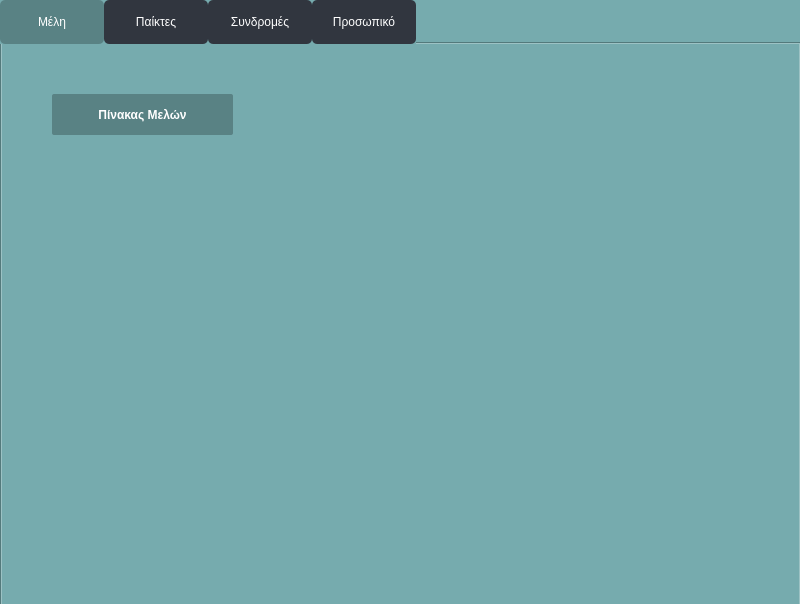
The window that untitled.ui (AntoniosSoula/database-project) describes before a commit, drawn with Qt 5.
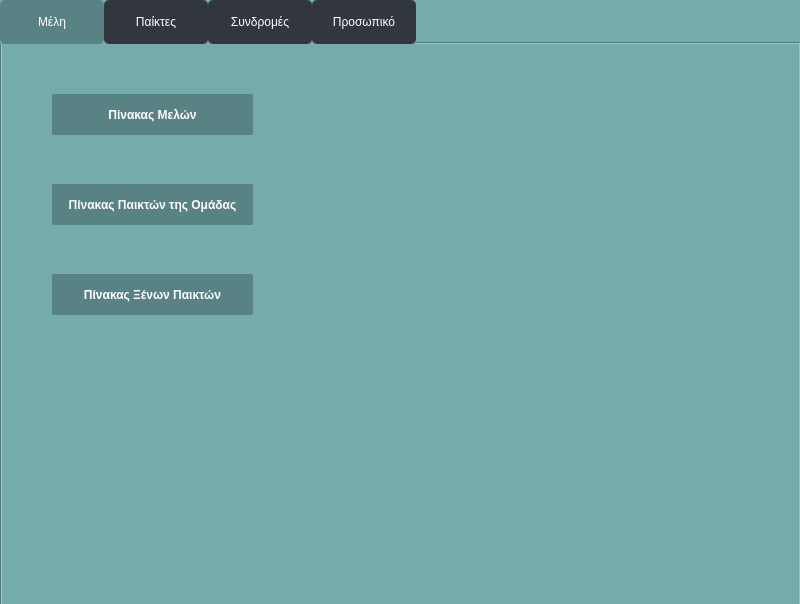
The same window after the commit.

```diff
--- a/untitled.ui
+++ b/untitled.ui
@@ -486,7 +486,7 @@
        <rect>
         <x>50</x>
         <y>50</y>
-        <width>181</width>
+        <width>201</width>
         <height>41</height>
        </rect>
       </property>
@@ -554,6 +554,152 @@
        <string>Πίνακας Μελών</string>
       </property>
      </widget>
+     <widget class="QPushButton" name="buttonTableTeam">
+      <property name="geometry">
+       <rect>
+        <x>50</x>
+        <y>140</y>
+        <width>201</width>
+        <height>41</height>
+       </rect>
+      </property>
+      <property name="styleSheet">
+       <string notr="true">        QPushButton {
+            font-size: 12px;
+            padding: 1px 2.7px;
+            font-weight: 500;
+            background: #598284;;
+            color: white;
+            border: none;
+            position: relative;
+            overflow: hidden;
+            border-radius: 2px;
+            cursor: pointer;
+        }
+
+        QPushButton::hover {
+            background: #3f5b5d;
+        }
+
+        QPushButton::pressed {
+            transform: scale(0.97);
+        }
+
+        QPushButton .gradient {
+            position: absolute;
+            width: 100%;
+            height: 100%;
+            left: 0;
+            top: 0;
+            border-radius: 2px;
+            margin-top: -0.25em;
+            background-image: linear-gradient(
+                rgba(0, 0, 0, 0),
+                rgba(0, 0, 0, 0),
+                rgba(0, 0, 0, 0.3)
+            );
+        }
+
+        QPushButton .label {
+            position: relative;
+            top: -1px;
+        }
+
+        QPushButton .transition {
+            transition-timing-function: cubic-bezier(0, 0, 0.2, 1);
+            transition-duration: 500ms;
+            background-color: #3f5b5d;
+            border-radius: 9999px;
+            width: 0;
+            height: 0;
+            position: absolute;
+            left: 50%;
+            top: 50%;
+            transform: translate(-50%, -50%);
+        }
+
+        QPushButton:hover .transition {
+            width: 14em;
+            height: 14em;
+        }</string>
+      </property>
+      <property name="text">
+       <string>Πίνακας Παικτών της Ομάδας</string>
+      </property>
+     </widget>
+     <widget class="QPushButton" name="buttonTableNoInTeam">
+      <property name="geometry">
+       <rect>
+        <x>50</x>
+        <y>230</y>
+        <width>201</width>
+        <height>41</height>
+       </rect>
+      </property>
+      <property name="styleSheet">
+       <string notr="true">        QPushButton {
+            font-size: 12px;
+            padding: 1px 2.7px;
+            font-weight: 500;
+            background: #598284;;
+            color: white;
+            border: none;
+            position: relative;
+            overflow: hidden;
+            border-radius: 2px;
+            cursor: pointer;
+        }
+
+        QPushButton::hover {
+            background: #3f5b5d;
+        }
+
+        QPushButton::pressed {
+            transform: scale(0.97);
+        }
+
+        QPushButton .gradient {
+            position: absolute;
+            width: 100%;
+            height: 100%;
+            left: 0;
+            top: 0;
+            border-radius: 2px;
+            margin-top: -0.25em;
+            background-image: linear-gradient(
+                rgba(0, 0, 0, 0),
+                rgba(0, 0, 0, 0),
+                rgba(0, 0, 0, 0.3)
+            );
+        }
+
+        QPushButton .label {
+            position: relative;
+            top: -1px;
+        }
+
+        QPushButton .transition {
+            transition-timing-function: cubic-bezier(0, 0, 0.2, 1);
+            transition-duration: 500ms;
+            background-color: #3f5b5d;
+            border-radius: 9999px;
+            width: 0;
+            height: 0;
+            position: absolute;
+            left: 50%;
+            top: 50%;
+            transform: translate(-50%, -50%);
+        }
+
+        QPushButton:hover .transition {
+            width: 14em;
+            height: 14em;
+        }</string>
+      </property>
+      <property name="text">
+       <string>Πίνακας Ξένων Παικτών</string>
+      </property>
+     </widget>
     </widget>
     <widget class="QWidget" name="tab_2">
      <attribute name="title">
```
